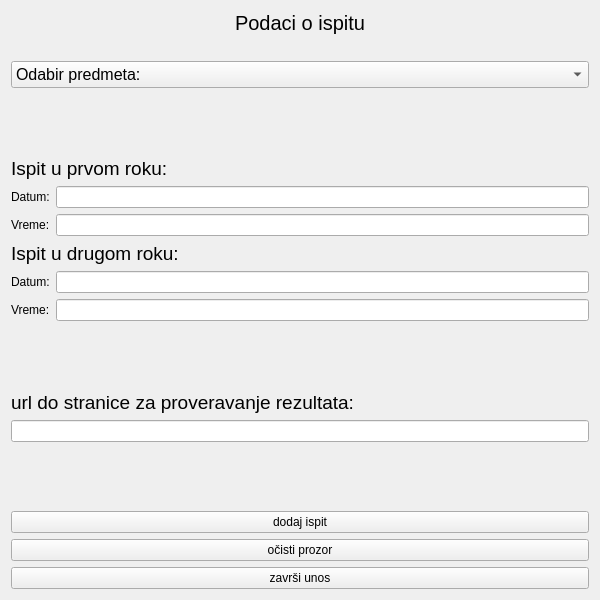
stenjo1/MATF_Planner, file Planer/MatfPlaner/forms/InsertExams.ui: the form before one commit.
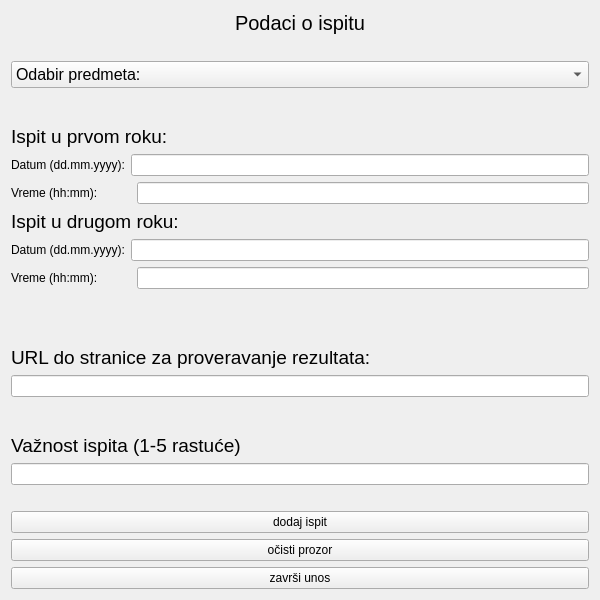
The form after the commit.

Commit message: changes to InsertExams and related classes

The edit to the form file:
```diff
--- a/Planer/MatfPlaner/forms/InsertExams.ui
+++ b/Planer/MatfPlaner/forms/InsertExams.ui
@@ -80,7 +80,7 @@
      <item>
       <widget class="QLabel" name="label_2">
        <property name="text">
-        <string>Datum:</string>
+        <string>Datum (dd.mm.yyyy):</string>
        </property>
       </widget>
      </item>
@@ -94,7 +94,7 @@
      <item>
       <widget class="QLabel" name="label_3">
        <property name="text">
-        <string>Vreme:</string>
+        <string>Vreme (hh:mm):          </string>
        </property>
       </widget>
      </item>
@@ -120,7 +120,7 @@
      <item>
       <widget class="QLabel" name="label_4">
        <property name="text">
-        <string>Datum:</string>
+        <string>Datum (dd.mm.yyyy):</string>
        </property>
       </widget>
      </item>
@@ -134,7 +134,7 @@
      <item>
       <widget class="QLabel" name="label_5">
        <property name="text">
-        <string>Vreme:</string>
+        <string>Vreme (hh:mm):          </string>
        </property>
       </widget>
      </item>
@@ -143,6 +143,13 @@
      </item>
     </layout>
    </item>
+   <item>
+    <widget class="QLabel" name="errorLabel">
+     <property name="text">
+      <string/>
+     </property>
+    </widget>
+   </item>
    <item>
     <spacer name="verticalSpacer_3">
      <property name="orientation">
@@ -164,7 +171,7 @@
       </font>
      </property>
      <property name="text">
-      <string>url do stranice za proveravanje rezultata:</string>
+      <string>URL do stranice za proveravanje rezultata:</string>
      </property>
     </widget>
    </item>
@@ -184,6 +191,34 @@
      </property>
     </spacer>
    </item>
+   <item>
+    <widget class="QLabel" name="label_7">
+     <property name="font">
+      <font>
+       <pointsize>14</pointsize>
+      </font>
+     </property>
+     <property name="text">
+      <string>Važnost ispita (1-5 rastuće)</string>
+     </property>
+    </widget>
+   </item>
+   <item>
+    <widget class="QLineEdit" name="importanceRateLineEdit"/>
+   </item>
+   <item>
+    <spacer name="horizontalSpacer">
+     <property name="orientation">
+      <enum>Qt::Horizontal</enum>
+     </property>
+     <property name="sizeHint" stdset="0">
+      <size>
+       <width>40</width>
+       <height>20</height>
+      </size>
+     </property>
+    </spacer>
+   </item>
    <item>
     <widget class="QPushButton" name="addExamButton">
      <property name="text">
```
The commit also changes 12 other files.
